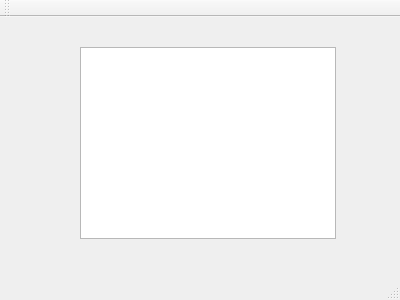
Raimmaster/TamagotchiFarm, file mainwindow.ui: the form before one commit.
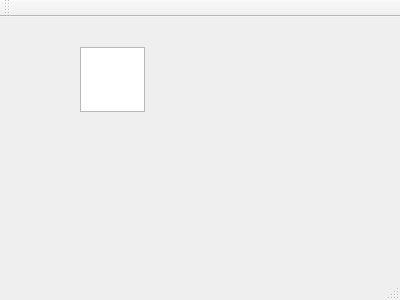
The form after the commit.

Patch:
```diff
--- a/mainwindow.ui
+++ b/mainwindow.ui
@@ -19,10 +19,16 @@
      <rect>
       <x>80</x>
       <y>30</y>
-      <width>256</width>
-      <height>192</height>
+      <width>65</width>
+      <height>65</height>
      </rect>
     </property>
+    <property name="verticalScrollBarPolicy">
+     <enum>Qt::ScrollBarAlwaysOff</enum>
+    </property>
+    <property name="horizontalScrollBarPolicy">
+     <enum>Qt::ScrollBarAlwaysOff</enum>
+    </property>
    </widget>
   </widget>
   <widget class="QMenuBar" name="menuBar">
```
